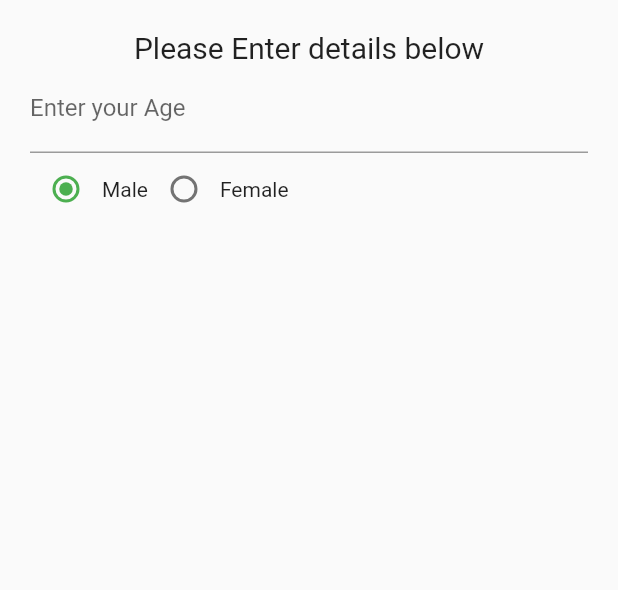
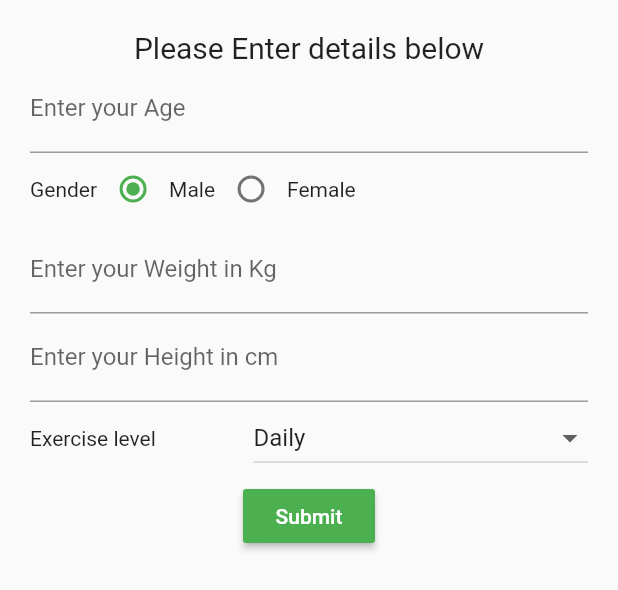
Before and after one commit to Shrikantpaliwal/Flutter-Apps, a Flutter app: the CaloricInfoModel widget shown alone on an empty page, opened directly, on a phone screen of 412 x 824 dp. Shown: the top 590 px of the screen. Run offline on Flutter 3.47's test engine with Material 2 defaults, Android fonts, the phone set to English and light mode, and no system bars; missing offline and left inert: slimy_card.

Commit message:
Tried Flutter Animation

```diff
--- a/Calorie_Calculator/lib/widget/CaloricInfoModel.dart
+++ b/Calorie_Calculator/lib/widget/CaloricInfoModel.dart
@@ -7,27 +7,84 @@ class CaloricInfoModel extends StatefulWidget {
   _CaloricInfoModelState createState() => _CaloricInfoModelState();
 }
 
-class _CaloricInfoModelState extends State<CaloricInfoModel> {
-  Gender _gender = Gender.Male;
+class _CaloricInfoModelState extends State<CaloricInfoModel>
+    with SingleTickerProviderStateMixin {
+  //Animation Beta
+  AnimationController _controller;
+  Animation _animation;
+
+  FocusNode _focusNode = FocusNode();
 
   @override
+  void initState() {
+    super.initState();
+
+    _controller =
+        AnimationController(vsync: this, duration: Duration(milliseconds: 300));
+    _animation = Tween(begin: 500.0, end: 250.0).animate(_controller)
+      ..addListener(() {
+        setState(() {});
+        print("Animation" + _animation.value.toString());
+      });
+
+    _focusNode.addListener(() {
+      if (_focusNode.hasFocus) {
+        _controller.forward();
+      } else {
+        _controller.reverse();
+      }
+    });
+  }
+
+  @override
+  void dispose() {
+    _controller.dispose();
+    _focusNode.dispose();
+
+    super.dispose();
+  }
+
+  Gender _gender = Gender.Male;
+  String _selectedLocation = 'Daily';
+
+  List<String> exerciseLevel = <String>[
+    'Basal Metabolic Rate',
+    'Little/no exercise',
+    '3 times/week',
+    '4 times/week',
+    '5 times/week',
+    'Daily',
+    '5 times/week (intense)',
+    'Daily (intense) or twice daily',
+    'Daily exercise + physical job'
+  ];
+  @override
   Widget build(BuildContext context) {
-    return Container(
+    return SingleChildScrollView(
+      child: InkWell(
+        // to dismiss the keyboard when the user tabs out of the TextField
+        splashColor: Colors.transparent,
+        onTap: () {
+          FocusScope.of(context).requestFocus(FocusNode());
+        },
+        child: Container(
           margin: EdgeInsets.all(10),
           padding: EdgeInsets.all(10),
           child: Column(
-          mainAxisAlignment: MainAxisAlignment.start,
+            mainAxisAlignment: MainAxisAlignment.spaceEvenly,
             children: [
               Text(
                 "Please Enter details below",
                 style: TextStyle(fontSize: 20),
               ),
               TextFormField(
+                keyboardType: TextInputType.number,
                 decoration: InputDecoration(labelText: 'Enter your Age'),
               ),
               Row(
                 //To-Do : Fix Alignment Issue
                 children: [
+                  Text("Gender"),
                   Radio(
                       value: Gender.Male,
                       groupValue: _gender,
@@ -47,8 +104,55 @@ class _CaloricInfoModelState extends State<CaloricInfoModel> {
                       }),
                   Text("Female")
                 ],
+              ),
+              TextFormField(
+                keyboardType: TextInputType.number,
+                decoration:
+                    InputDecoration(labelText: 'Enter your Weight in Kg'),
+              ),
+              TextFormField(
+                keyboardType: TextInputType.number,
+                decoration:
+                    InputDecoration(labelText: 'Enter your Height in cm'),
+                focusNode: _focusNode,
+              ),
+              Row(
+                mainAxisAlignment: MainAxisAlignment.spaceBetween,
+                children: [
+                  Text("Exercise level"),
+                  DropdownButton<String>(
+                      hint: Text('Please choose'),
+                      value: _selectedLocation,
+                      items: exerciseLevel.map((String value) {
+                        return DropdownMenuItem<String>(
+                          value: value,
+                          child: Text(value),
+                        );
+                      }).toList(),
+                      onChanged: (newValue) {
+                        setState(() {
+                          _selectedLocation = newValue;
+                        });
+                      })
+                ],
+              ),
+              SizedBox(
+                height: 4,
+              ),
+              RaisedButton(
+                child: Text(
+                  "Submit",
+                  style: TextStyle(color: Colors.white),
+                ),
+                onPressed: () => {},
+              ),
+              SizedBox(
+                height: _animation.value,
               )
             ],
-        ));
+          ),
+        ),
+      ),
+    );
   }
 }
```
Lines whose indentation alone changed are shown as unchanged.
